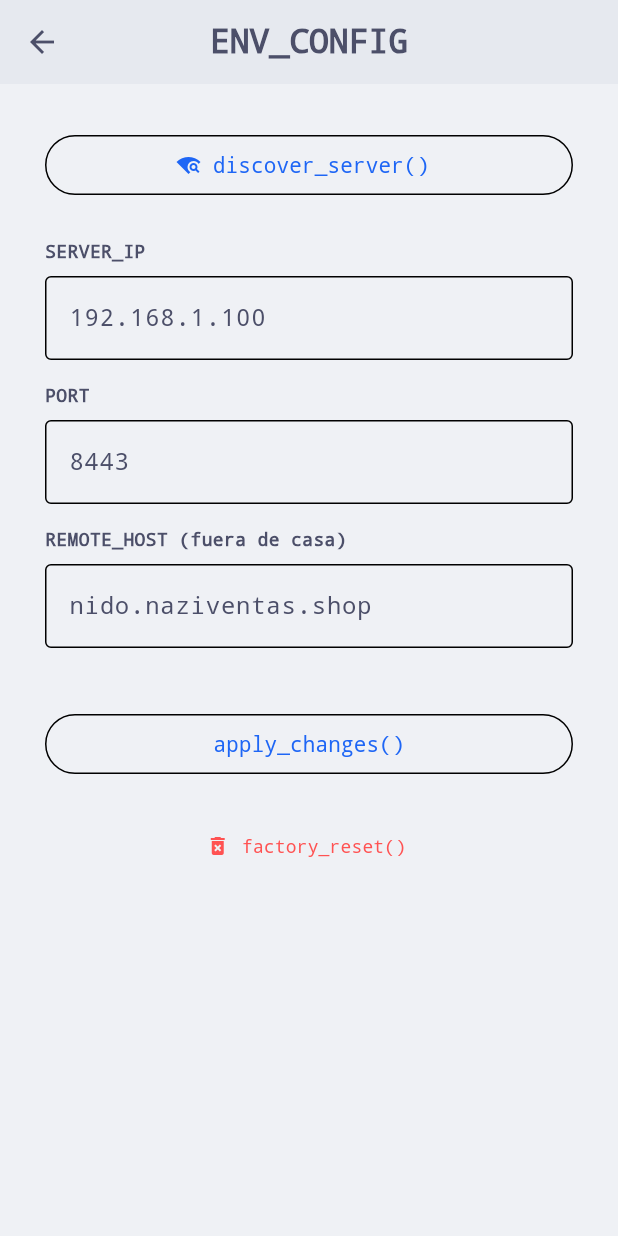
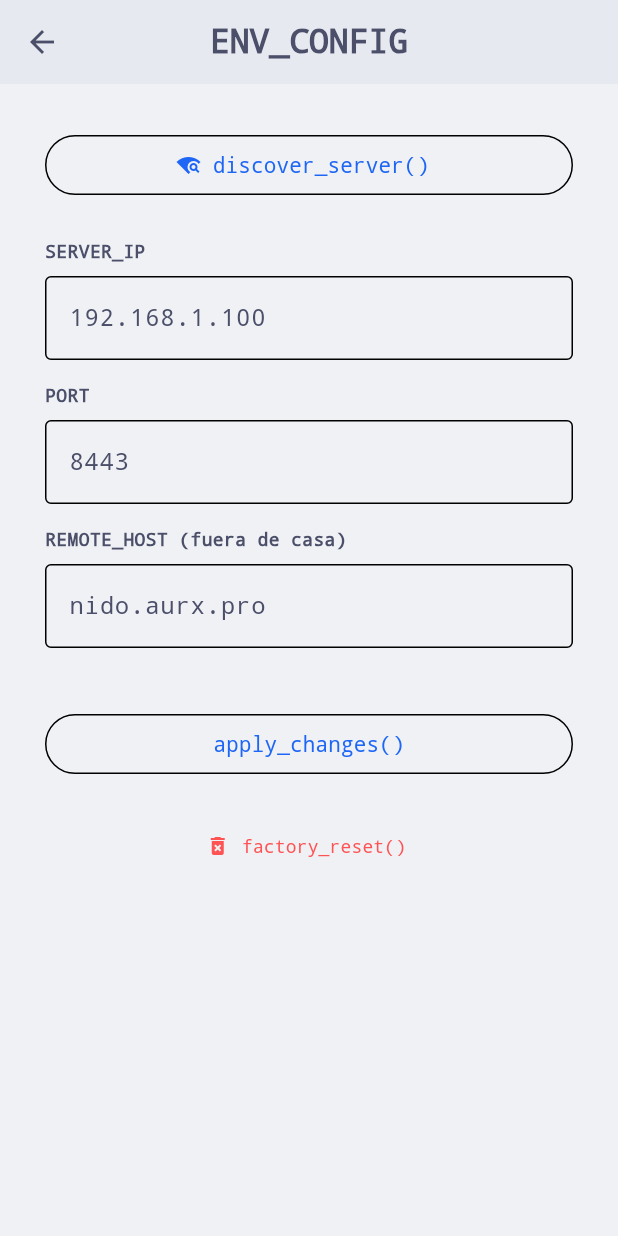
Before and after one commit to Auralix-Studio/nido, a Flutter app: the SetupScreen screen opened directly, on a phone screen of 412 x 824 dp. Run offline on Flutter 3.47's test engine with Material 3 defaults, Android fonts, the phone set to English and light mode, and no system bars; our stand-ins replace flutter_secure_storage; accounts and stored records are empty.

Commit message:
Use nido.aurx.pro as remote host example

```diff
--- a/lib/screens/setup_screen.dart
+++ b/lib/screens/setup_screen.dart
@@ -104,7 +104,7 @@ class _SetupScreenState extends State<SetupScreen> {
           _field('PORT', _portController, '8443'),
           const SizedBox(height: 15),
           _field('REMOTE_HOST (fuera de casa)', _remoteController,
-              'nido.naziventas.shop'),
+              'nido.aurx.pro'),
           const SizedBox(height: 40),
           OutlinedButton(
             onPressed: _busy ? null : _save,
--- a/lib/services/api_service.dart
+++ b/lib/services/api_service.dart
@@ -25,7 +25,7 @@ class ApiService {
   int _port = defaultPort;
   String? _token;
 
-  /// Dominio para entrar desde fuera de casa (p. ej. nido.naziventas.shop).
+  /// Dominio para entrar desde fuera de casa (p. ej. nido.aurx.pro).
   String? _remote;
   bool _useRemote = false;
 
```
